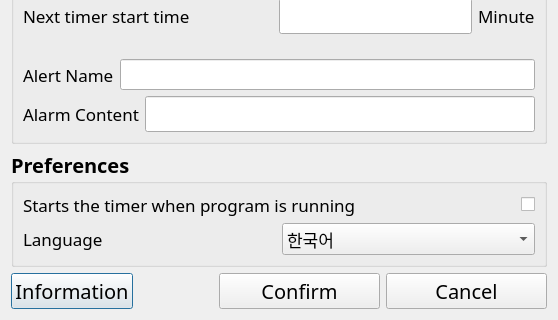
Above: Squirtle/GUI/ConfigGUI_EN.ui from thelight0804/Squirtle-project before the change; both pictures show x 0 to 558 and y 155 to 475 of the 558 by 475 pixel window. Below: the same form after it.
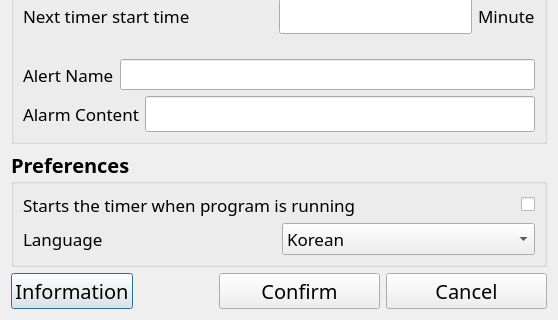
That is the form after the change.

Patch:
```diff
--- a/Squirtle/GUI/ConfigGUI_EN.ui
+++ b/Squirtle/GUI/ConfigGUI_EN.ui
@@ -376,7 +376,7 @@
             </property>
             <item>
              <property name="text">
-              <string>한국어</string>
+              <string>Korean</string>
              </property>
             </item>
             <item>
```
Left out of the diff: 4 changed lines with no effect on the pictures.
